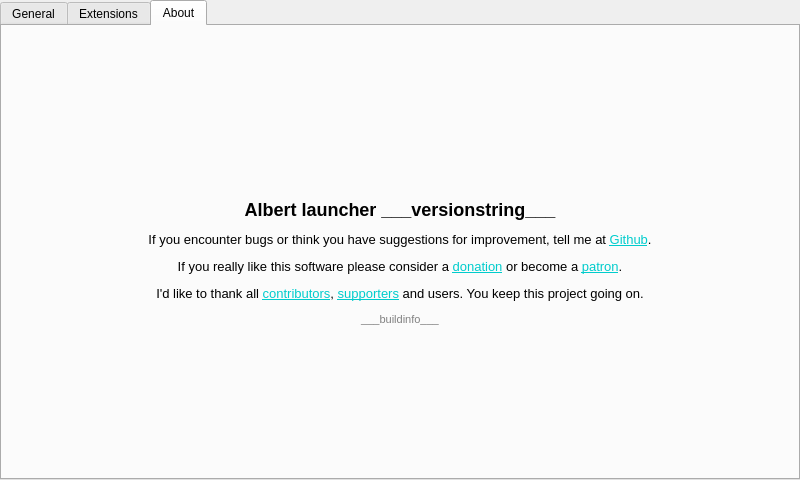
First picture: the form in lib/albertcore/src/core/settingswidget/settingswidget.ui, repository albertlauncher/albert, before the edit.
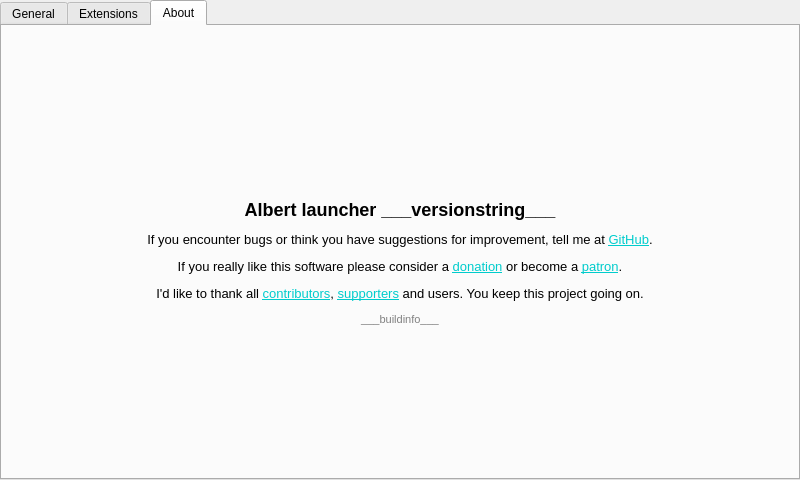
Second picture: the form after the edit. The open tabs and pages were chosen to show the change. Icons and pictures are not drawn. Custom widgets are drawn as their Qt base class.

Commit message:
Update spelling of GitHub On About Tab
GitHub now uses title case for branding

```diff
--- a/lib/albertcore/src/core/settingswidget/settingswidget.ui
+++ b/lib/albertcore/src/core/settingswidget/settingswidget.ui
@@ -369,7 +369,7 @@
 p, li { white-space: pre-wrap; }
 &lt;/style&gt;&lt;/head&gt;&lt;body style=&quot; font-family:'Roboto'; font-size:10pt; font-weight:200; font-style:normal;&quot;&gt;
 &lt;p style=&quot; margin-top:16px; margin-bottom:12px; margin-left:0px; margin-right:0px; -qt-block-indent:0; text-indent:0px;&quot;&gt;&lt;span style=&quot; font-size:x-large; font-weight:600;&quot;&gt;Albert launcher ___versionstring___&lt;/span&gt;&lt;/p&gt;
-&lt;p style=&quot; margin-top:12px; margin-bottom:12px; margin-left:0px; margin-right:0px; -qt-block-indent:0; text-indent:0px;&quot;&gt;If you encounter bugs or think you have suggestions for improvement, tell me at &lt;a href=&quot;https://github.com/albertlauncher/albert/issues&quot;&gt;&lt;span style=&quot; text-decoration: underline; color:#00cccc;&quot;&gt;Github&lt;/span&gt;&lt;/a&gt;.&lt;/p&gt;
+&lt;p style=&quot; margin-top:12px; margin-bottom:12px; margin-left:0px; margin-right:0px; -qt-block-indent:0; text-indent:0px;&quot;&gt;If you encounter bugs or think you have suggestions for improvement, tell me at &lt;a href=&quot;https://github.com/albertlauncher/albert/issues&quot;&gt;&lt;span style=&quot; text-decoration: underline; color:#00cccc;&quot;&gt;GitHub&lt;/span&gt;&lt;/a&gt;.&lt;/p&gt;
 &lt;p style=&quot; margin-top:12px; margin-bottom:12px; margin-left:0px; margin-right:0px; -qt-block-indent:0; text-indent:0px;&quot;&gt;If you really like this software please consider a &lt;a href=&quot;https://albertlauncher.github.io/docs/donation/&quot;&gt;&lt;span style=&quot; text-decoration: underline; color:#00cccc;&quot;&gt;donation&lt;/span&gt;&lt;/a&gt; or become a &lt;a href=&quot;https://www.patreon.com/albertlauncher&quot;&gt;&lt;span style=&quot; text-decoration: underline; color:#00cccc;&quot;&gt;patron&lt;/span&gt;&lt;/a&gt;.&lt;/p&gt;
 &lt;p style=&quot; margin-top:12px; margin-bottom:12px; margin-left:0px; margin-right:0px; -qt-block-indent:0; text-indent:0px;&quot;&gt;I'd like to thank all &lt;a href=&quot;https://github.com/albertlauncher/albert/graphs/contributors&quot;&gt;&lt;span style=&quot; text-decoration: underline; color:#00cccc;&quot;&gt;contributors&lt;/span&gt;&lt;/a&gt;, &lt;a href=&quot;https://albertlauncher.github.io/docs/supporters/&quot;&gt;&lt;span style=&quot; text-decoration: underline; color:#00cccc;&quot;&gt;supporters&lt;/span&gt;&lt;/a&gt; and users. You keep this project going on.&lt;/p&gt;
 &lt;p style=&quot; margin-top:12px; margin-bottom:12px; margin-left:0px; margin-right:0px; -qt-block-indent:0; text-indent:0px;&quot;&gt;&lt;span style=&quot; font-size:8pt; color:#808080;&quot;&gt;___buildinfo___&lt;/span&gt;&lt;/p&gt;&lt;/body&gt;&lt;/html&gt;</string>
```
